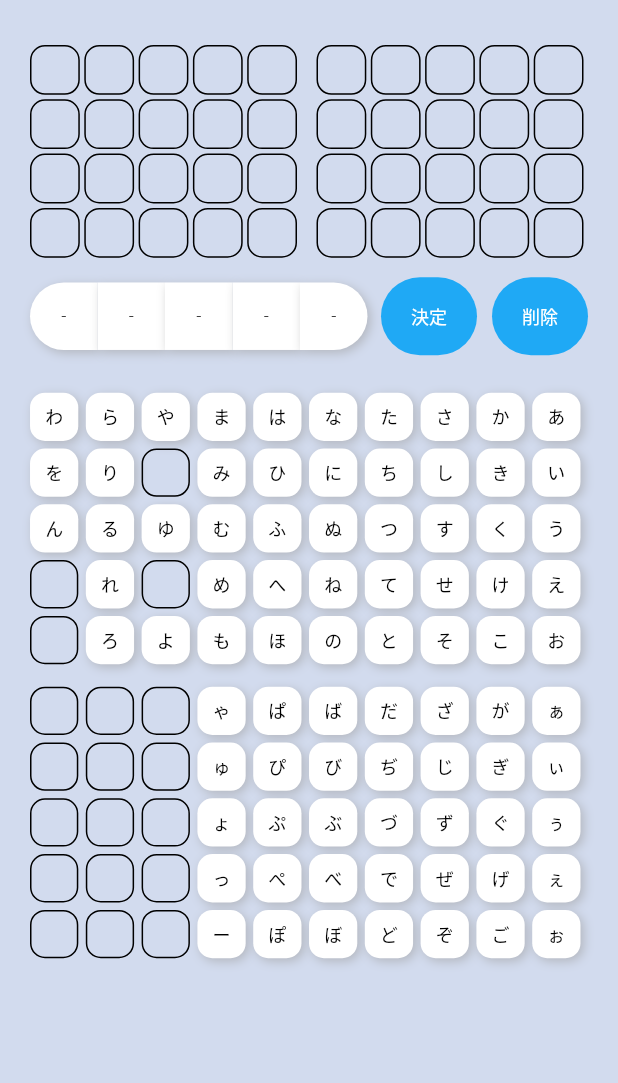
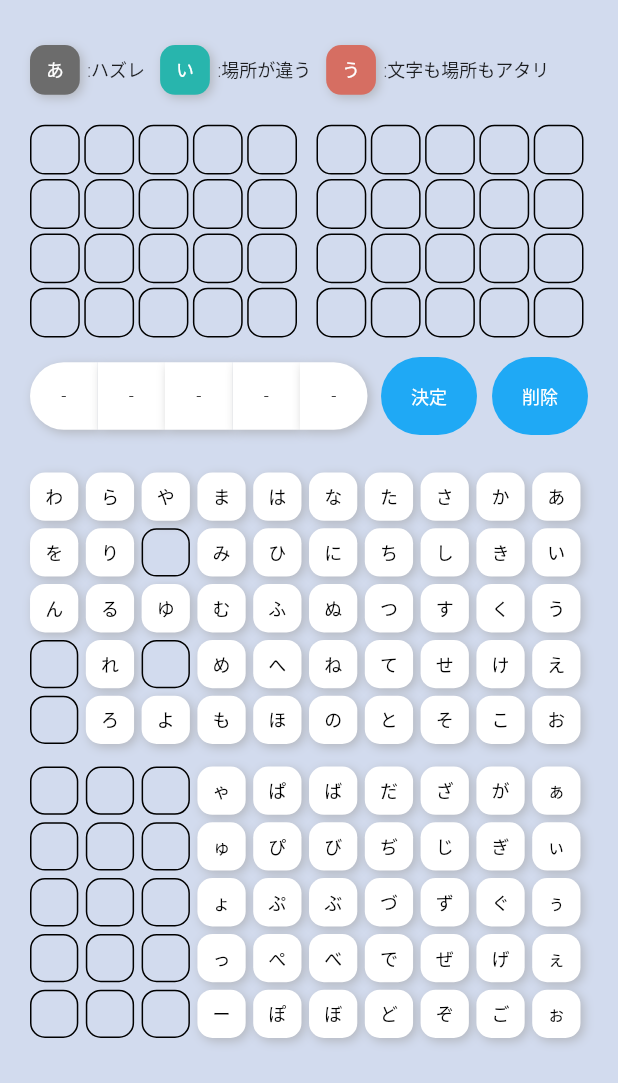
Before and after one commit to TakayamaRai/mojikko, a Flutter app: the screen it shows after launch, after a tap on an icon or button, on a phone screen of 412 x 824 dp. Shown: the top 1083 px of the screen. Run offline on Flutter 3.47's test engine with Material 2 defaults, Android fonts, the phone set to English and light mode, and no system bars; our stand-ins replace flutter_hooks, freezed_annotation, hooks_riverpod, shared_preferences; Roboto replaces fonts that are missing (Hiragino Kaku Gothic ProN).

Commit message:
説明追加

```diff
--- a/lib/data/color.dart
+++ b/lib/data/color.dart
@@ -7,6 +7,6 @@ class MyColors{
   static const Color primary = Color(0xff1fa9f5);
   static const Color exactPosition = Color(0xffd66e62);
   static const Color existWord = Color(0xff28b5ad);
-  static const Color none = Color(0xff7576b3);
+  static const Color none = Color(0xff6c6c6c);
   static const Color error = Color(0xFFDE0311);
 }
--- /dev/null
+++ b/lib/view/play/commponent/examplePanel.dart
@@ -0,0 +1,36 @@
+import 'package:flutter/material.dart';
+import 'package:mojikko/data/enum.dart';
+import 'package:mojikko/view/component/text.dart';
+import 'package:mojikko/view/play/commponent/word_tile.dart';
+
+class ExamplePanel extends StatelessWidget {
+  const ExamplePanel({Key? key}) : super(key: key);
+
+  @override
+  Widget build(BuildContext context) {
+    return Row(
+      children: [
+        WordTile(
+            width: (MediaQuery.of(context).size.width - 80) / 10,
+            wordsStatus: const {'あ': WordStatus.none},
+            word: 'あ'),
+        const SizedBox(width: 5,),
+        MyText.p12normal(text: ':ハズレ'),
+        const SizedBox(width: 10,),
+        WordTile(
+            width: (MediaQuery.of(context).size.width - 80) / 10,
+            wordsStatus: const {'い': WordStatus.existWord},
+            word: 'い'),
+        const SizedBox(width: 5,),
+        MyText.p12normal(text: ':場所が違う'),
+        const SizedBox(width: 10,),
+        WordTile(
+            width: (MediaQuery.of(context).size.width - 80) / 10,
+            wordsStatus: const {'う': WordStatus.exactPosition},
+            word: 'う'),
+        const SizedBox(width: 5,),
+        MyText.p12normal(text: ':文字も場所もアタリ'),
+      ],
+    );
+  }
+}
--- a/lib/view/play/play.dart
+++ b/lib/view/play/play.dart
@@ -5,6 +5,7 @@ import 'package:mojikko/models/model/play_answer.dart';
 import 'package:mojikko/view/component/dialog.dart';
 import 'package:mojikko/view/component/scroll_view.dart';
 import 'package:mojikko/view/play/commponent/AnswerKeyboard.dart';
+import 'package:mojikko/view/play/commponent/examplePanel.dart';
 import 'package:mojikko/view/play/commponent/input_field.dart';
 import 'package:mojikko/view/play/commponent/questionsPanel.dart';
 import 'package:mojikko/viewmodel/play_viewmodel.dart';
@@ -25,6 +26,8 @@ class PlayPage extends ConsumerWidget {
     return MyScrollView(
       child: Column(
         children: [
+          const ExamplePanel(),
+          const SizedBox(height: 20,),
           QuestionsPanel(playData: playData,questionsStatus: playData.questionsStatus),
           const SizedBox(height: 10,),
           InputField(
```
